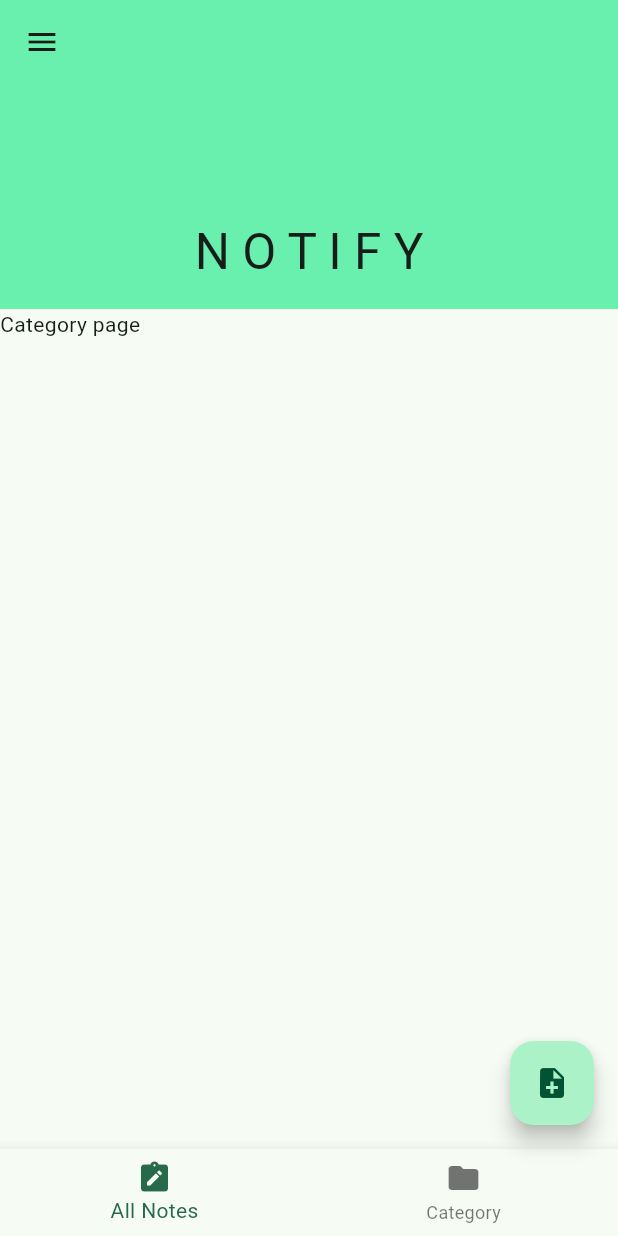
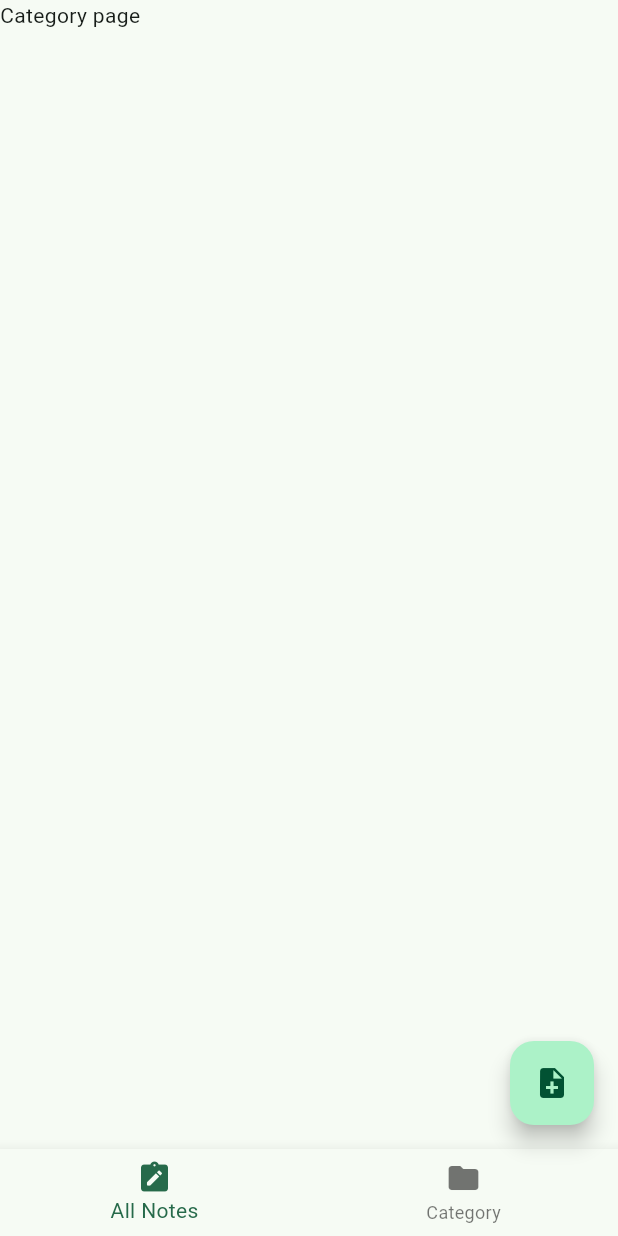
Before and after one commit to Nyi-NyiSoe/notify, a Flutter app: the screen it shows after launch, item 2 of the bottom bar chosen, on a phone screen of 412 x 824 dp. Run offline on Flutter 3.47's test engine with Material 3 defaults, Android fonts, the phone set to English and light mode, and no system bars; missing offline and left inert: flutter_quill.

Commit message:
modified homepage

```diff
--- a/lib/screens/homepage.dart
+++ b/lib/screens/homepage.dart
@@ -71,18 +71,7 @@ class _HomepageState extends State<Homepage> {
           ),
           body: CustomScrollView(
             slivers: [
-              SliverAppBar(
-                expandedHeight: MediaQuery.of(context).size.height * 0.25,
-                centerTitle: true,
-                pinned: true,
-                flexibleSpace: FlexibleSpaceBar(
-                  centerTitle: true,
-                  title: const Text('N O T I F Y'),
-                  background: Container(
-                    color: Colors.greenAccent,
-                  ),
-                ),
-              ),
+
               SliverFillRemaining(
                 child: _pages.elementAt(selectedIndex),
               )
```
